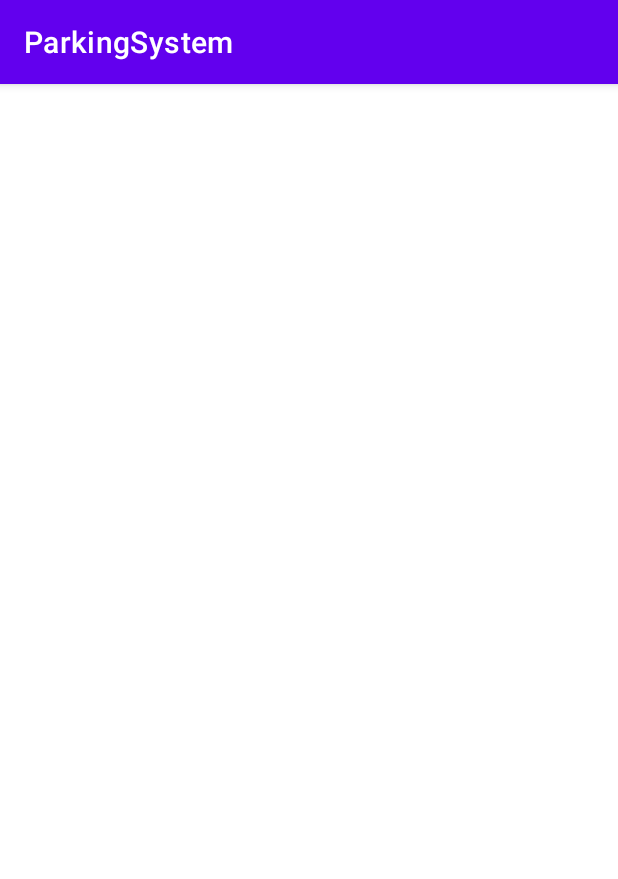
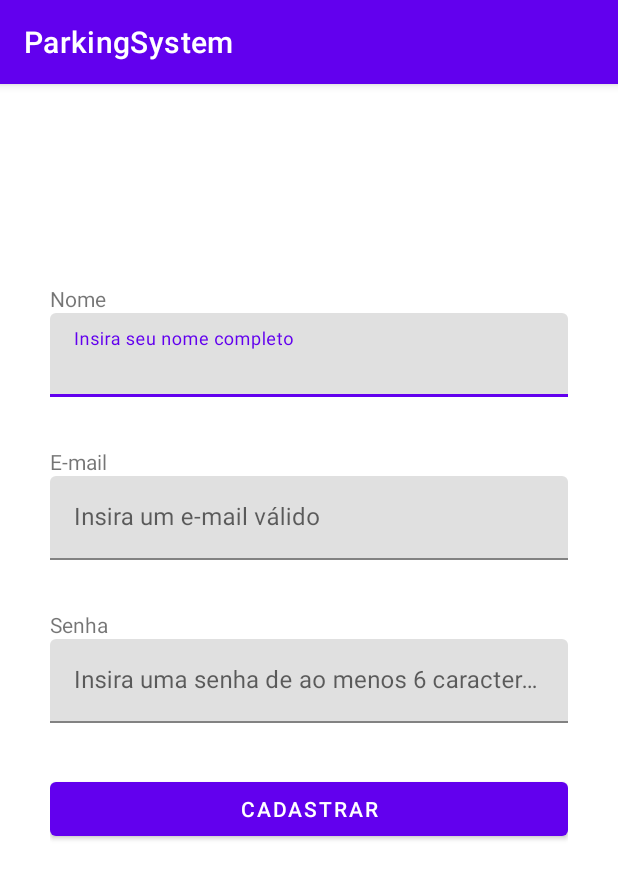
Before and after one commit to marcosbarross/SistemaEstacionamento, an Android app: the fragment CadastroFragment shown on its own in the app's theme, on a phone screen of 412 x 824 dp. Shown: the top 879 px of the screen. Run offline under Robolectric (Android 15) with nearby library versions, the phone set to English and light mode, and no system bars.

Commit message:
Cria tela de cadastro
Resolve bug de padding top em todas as páginas também

```diff
--- a/APP/app/src/main/java/com/example/parkingsystem/MainActivity.kt
+++ b/APP/app/src/main/java/com/example/parkingsystem/MainActivity.kt
@@ -1,7 +1,6 @@
 package com.example.parkingsystem
 
 import android.os.Bundle
-import android.view.MenuItem
 import com.google.android.material.bottomnavigation.BottomNavigationView
 import androidx.appcompat.app.AppCompatActivity
 import androidx.navigation.findNavController
@@ -25,7 +24,7 @@ class MainActivity : AppCompatActivity() {
         val navController = findNavController(R.id.nav_host_fragment_activity_main)
         val appBarConfiguration = AppBarConfiguration(
             setOf(
-                R.id.navigation_home, R.id.navigation_dashboard, R.id.navigation_notifications, R.id.navigation_login
+                R.id.navigation_mapa, R.id.navigation_cadastro_estacionamento, R.id.navigation_lista, R.id.navigation_login
             )
         )
         setupActionBarWithNavController(navController, appBarConfiguration)
--- a/APP/app/src/main/java/com/example/parkingsystem/controllers/APIControllers/apiUtils.kt
+++ b/APP/app/src/main/java/com/example/parkingsystem/controllers/APIControllers/apiUtils.kt
@@ -5,7 +5,7 @@ import retrofit2.converter.gson.GsonConverterFactory
 
 class apiUtils {
     companion object {
-        val path = "http://10.0.0.143:8000/"
+        val path = "http://192.168.1.116:8000/"
 
         fun getRetrofitInstance(path: String): Retrofit {
             return Retrofit.Builder()
--- a/APP/app/src/main/java/com/example/parkingsystem/ui/cadastro/CadastroFragment.kt
+++ b/APP/app/src/main/java/com/example/parkingsystem/views/cadastro/CadastroFragment.kt
@@ -1,4 +1,4 @@
-package com.example.parkingsystem.ui.cadastro
+package com.example.parkingsystem.views.cadastro
 
 import android.os.Bundle
 import android.view.LayoutInflater
--- a/APP/app/src/main/java/com/example/parkingsystem/ui/cadastroEstacionamentos/CadastroEstacionamentoFragment.kt
+++ b/APP/app/src/main/java/com/example/parkingsystem/views/cadastroEstacionamentos/CadastroEstacionamentoFragment.kt
@@ -1,4 +1,4 @@
-package com.example.parkingsystem.ui.cadastroEstacionamentos
+package com.example.parkingsystem.views.cadastroEstacionamentos
 
 import android.os.Bundle
 import android.view.LayoutInflater
@@ -13,7 +13,7 @@ import com.example.parkingsystem.controllers.APIControllers.PontosService
 import com.example.parkingsystem.controllers.APIControllers.apiUtils.Companion.getPathString
 import com.example.parkingsystem.controllers.APIControllers.apiUtils.Companion.getRetrofitInstance
 import com.example.parkingsystem.models.pontos
-import com.example.parkingsystem.ui.mapa.MapaFragment
+import com.example.parkingsystem.views.mapa.MapaFragment
 import com.google.android.material.textfield.TextInputEditText
 import retrofit2.Call
 import retrofit2.Callback
--- a/APP/app/src/main/java/com/example/parkingsystem/ui/lista/ListaFragment.kt
+++ b/APP/app/src/main/java/com/example/parkingsystem/views/lista/ListaFragment.kt
@@ -1,4 +1,4 @@
-package com.example.parkingsystem.ui.lista
+package com.example.parkingsystem.views.lista
 
 import android.os.Bundle
 import android.view.LayoutInflater
--- a/APP/app/src/main/java/com/example/parkingsystem/ui/mapa/MapaFragment.kt
+++ b/APP/app/src/main/java/com/example/parkingsystem/views/mapa/MapaFragment.kt
@@ -1,4 +1,4 @@
-package com.example.parkingsystem.ui.mapa
+package com.example.parkingsystem.views.mapa
 
 import android.os.Bundle
 import android.util.Log
@@ -79,7 +79,7 @@ class MapaFragment : Fragment() {
                 latitude = latLng.latitude
                 longitude = latLng.longitude
 
-                findNavController().navigate(R.id.action_home_to_dashboard)
+                findNavController().navigate(R.id.action_home_to_cadastro_estacionamentos)
             }
 
         }
--- a/APP/app/src/main/res/layout/activity_main.xml
+++ b/APP/app/src/main/res/layout/activity_main.xml
@@ -4,7 +4,7 @@
     android:id="@+id/container"
     android:layout_width="match_parent"
     android:layout_height="match_parent"
-    android:paddingTop="?attr/actionBarSize">
+    >
 
     <com.google.android.material.bottomnavigation.BottomNavigationView
         android:id="@+id/nav_view"
--- a/APP/app/src/main/res/layout/fragment_cadastro.xml
+++ b/APP/app/src/main/res/layout/fragment_cadastro.xml
@@ -5,4 +5,84 @@
     android:id="@+id/frameLayout2"
     android:layout_width="match_parent"
     android:layout_height="match_parent"
-    tools:context=".ui.cadastro.CadastroFragment"/>
+    tools:context=".views.cadastro.CadastroFragment">
+
+    <LinearLayout
+        android:layout_width="match_parent"
+        android:layout_height="match_parent"
+        android:gravity="clip_vertical"
+        android:orientation="vertical"
+        android:paddingLeft="50px"
+        android:paddingTop="200px"
+        android:paddingRight="50px">
+
+        <TextView
+            android:id="@+id/nomeUsuarioLabel"
+            android:layout_width="match_parent"
+            android:layout_height="wrap_content"
+            android:text="Nome" />
+
+        <com.google.android.material.textfield.TextInputLayout
+            android:layout_width="match_parent"
+            android:layout_height="wrap_content">
+
+            <com.google.android.material.textfield.TextInputEditText
+                android:id="@+id/nomeUsuarioInput"
+                android:layout_width="match_parent"
+                android:layout_height="wrap_content"
+                android:hint="Insira seu nome completo" />
+
+        </com.google.android.material.textfield.TextInputLayout>
+
+        <Space
+            android:layout_width="match_parent"
+            android:layout_height="50px" />
+
+        <TextView
+            android:id="@+id/emailLabel"
+            android:layout_width="match_parent"
+            android:layout_height="wrap_content"
+            android:text="E-mail" />
+
+        <com.google.android.material.textfield.TextInputLayout
+            android:layout_width="match_parent"
+            android:layout_height="wrap_content">
+
+            <com.google.android.material.textfield.TextInputEditText
+                android:id="@+id/emailInput"
+                android:layout_width="match_parent"
+                android:layout_height="wrap_content"
+                android:hint="Insira um e-mail válido" />
+        </com.google.android.material.textfield.TextInputLayout>
+
+        <Space
+            android:layout_width="match_parent"
+            android:layout_height="50px" />
+
+        <TextView
+            android:id="@+id/senhaLabel"
+            android:layout_width="match_parent"
+            android:layout_height="wrap_content"
+            android:text="Senha" />
+
+        <com.google.android.material.textfield.TextInputLayout
+            android:layout_width="match_parent"
+            android:layout_height="wrap_content">
+
+            <com.google.android.material.textfield.TextInputEditText
+                android:layout_width="match_parent"
+                android:layout_height="wrap_content"
+                android:hint="Insira uma senha de ao menos 6 caracteres" />
+        </com.google.android.material.textfield.TextInputLayout>
+
+        <Space
+            android:layout_width="match_parent"
+            android:layout_height="50px" />
+
+        <Button
+            android:id="@+id/cadastrarUsuarioButton"
+            android:layout_width="match_parent"
+            android:layout_height="wrap_content"
+            android:text="Cadastrar" />
+    </LinearLayout>
+</androidx.constraintlayout.widget.ConstraintLayout>
--- a/APP/app/src/main/res/layout/fragment_cadastro_estacionamentos.xml
+++ b/APP/app/src/main/res/layout/fragment_cadastro_estacionamentos.xml
@@ -6,7 +6,7 @@
     android:layout_height="match_parent"
     android:background="#111A28"
     android:orientation="vertical"
-    tools:context=".ui.cadastroEstacionamentos.CadastroEstacionamentoFragment">
+    tools:context=".views.cadastroEstacionamentos.CadastroEstacionamentoFragment">
 
     <TextView
         android:id="@+id/estacionamentoNomeLabel"
--- a/APP/app/src/main/res/layout/fragment_lista.xml
+++ b/APP/app/src/main/res/layout/fragment_lista.xml
@@ -4,7 +4,7 @@
     xmlns:tools="http://schemas.android.com/tools"
     android:layout_width="match_parent"
     android:layout_height="match_parent"
-    tools:context=".ui.lista.ListaFragment">
+    tools:context=".views.lista.ListaFragment">
 
     <TextView
         android:id="@+id/text_notifications"
--- a/APP/app/src/main/res/menu/bottom_nav_menu.xml
+++ b/APP/app/src/main/res/menu/bottom_nav_menu.xml
@@ -2,17 +2,17 @@
 <menu xmlns:android="http://schemas.android.com/apk/res/android">
 
     <item
-        android:id="@+id/navigation_home"
+        android:id="@+id/navigation_mapa"
         android:icon="@android:drawable/ic_menu_mylocation"
         android:title="@string/title_home" />
 
     <item
-        android:id="@+id/navigation_dashboard"
+        android:id="@+id/navigation_cadastro_estacionamento"
         android:icon="@android:drawable/ic_menu_add"
         android:title="@string/title_dashboard" />
 
     <item
-        android:id="@+id/navigation_notifications"
+        android:id="@+id/navigation_lista"
         android:icon="@android:drawable/ic_menu_sort_by_size"
         android:title="@string/title_notifications" />
 
--- a/APP/app/src/main/res/values/strings.xml
+++ b/APP/app/src/main/res/values/strings.xml
@@ -4,6 +4,5 @@
     <string name="title_home">Home</string>
     <string name="title_dashboard">Cadastrar</string>
     <string name="title_notifications">Lista</string>
-    <!-- TODO: Remove or change this placeholder text -->
-    <string name="hello_blank_fragment">Hello blank fragment</string>
+    <string name="title_cadastro">Cadastro</string>
 </resources>
```
Also changed, not shown: APP/app/src/main/java/com/example/parkingsystem/views/login/LoginFragment.kt (renamed from APP/app/src/main/java/com/example/parkingsystem/ui/login/login.kt, +12 -4 lines), APP/app/src/main/res/layout/fragment_login.xml (+6 -1 lines), APP/app/src/main/res/navigation/mobile_navigation.xml (+21 -12 lines).
